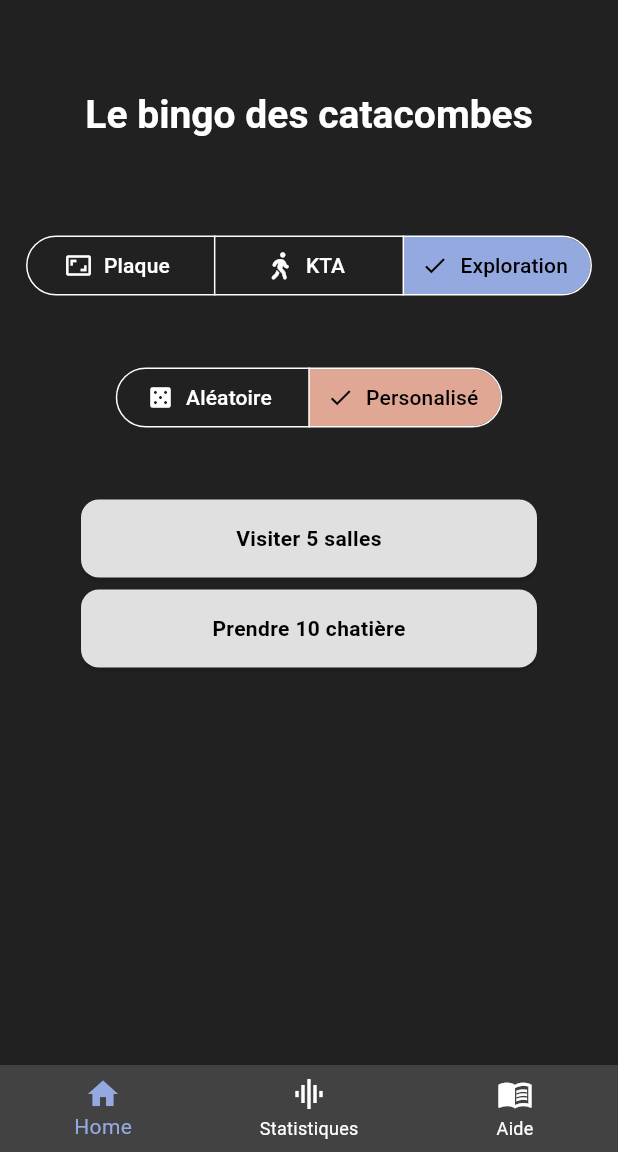
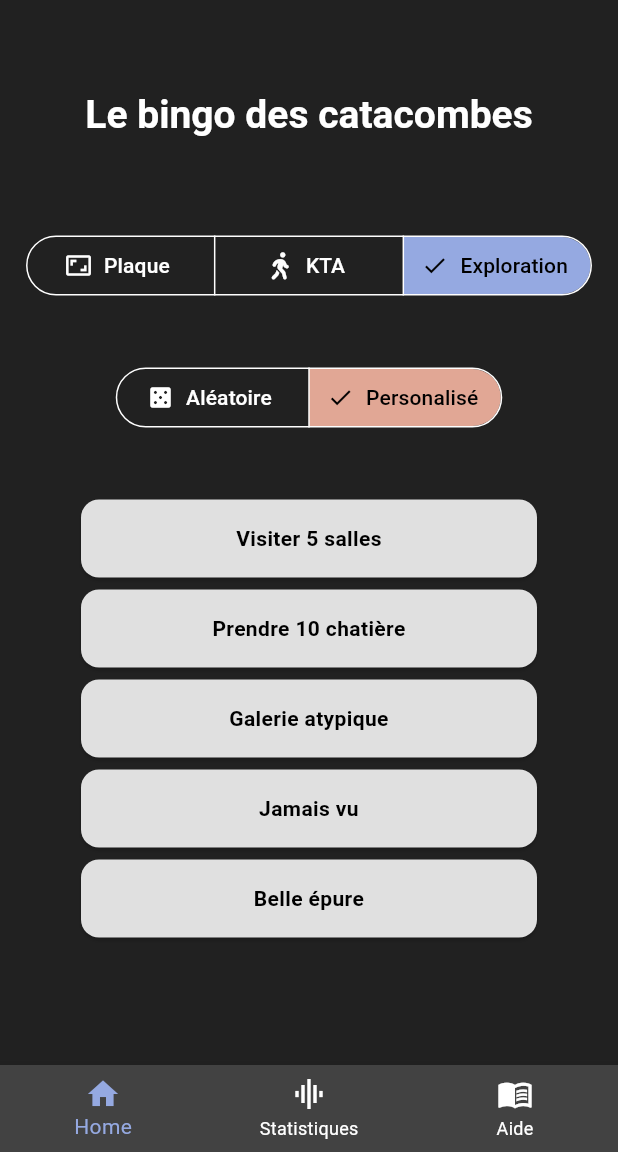
Before and after one commit to Extauren/Plaktago, a Flutter app: the screen it shows after launch, after a tap on "KTA", after a tap on "Exploration", after a tap on "Personalisé", on a phone screen of 412 x 824 dp, the part 84-1236 px from its top. Run offline on Flutter 3.47's test engine with Material 2 defaults, Android fonts, the phone set to English and light mode, and no system bars; our stand-ins replace another_flushbar, awesome_dialog, confetti, expansion_tile_card, fl_chart, flutter_smart_dialog and 4 more; accounts and stored records are empty; generated files the repository leaves out were written again.

Commit message:
Add card for bingo exploration

```diff
--- a/lib/game/board/card_name.dart
+++ b/lib/game/board/card_name.dart
@@ -4,7 +4,6 @@ import '../../home/bingo_type_button.dart';
 enum plaqueTypeList { triangle, ronde, carrer, all, none }
 
 class CardName {
-  //final Id id;
   final String name;
   final plaqueTypeList plaqueType;
   final List<BingoType> type;
@@ -12,9 +11,7 @@ class CardName {
   final int nbShot;
 
   const CardName(
-      {
-      //this.id = Isar.autoIncrement,
-      required this.name,
+      {required this.name,
       this.plaqueType = plaqueTypeList.none,
       required this.type,
       this.alcoolRule = "Boire 1 shot",
@@ -80,7 +77,7 @@ List<CardName> cardNameListPlaque = [
   CardName(
     name: "Galère à cause du sac",
     plaqueType: plaqueTypeList.all,
-    type: [BingoType.plaque, BingoType.kta], //balade
+    type: [BingoType.plaque, BingoType.kta],
   ),
   CardName(
     name: "Reste à côté de la plaque",
@@ -180,4 +177,8 @@ List<CardName> cardNameListPlaque = [
   CardName(name: "Chantier", type: [BingoType.kta]),
   CardName(name: "Traquenard", type: [BingoType.kta]),
   CardName(name: "Hamac", type: [BingoType.kta]),
+  CardName(name: "Plan papier", type: [BingoType.kta]),
+  CardName(name: "Galerie atypique", type: [BingoType.exploration]),
+  CardName(name: 'Jamais vu', type: [BingoType.exploration]),
+  CardName(name: 'Belle épure', type: [BingoType.exploration])
 ];
```
